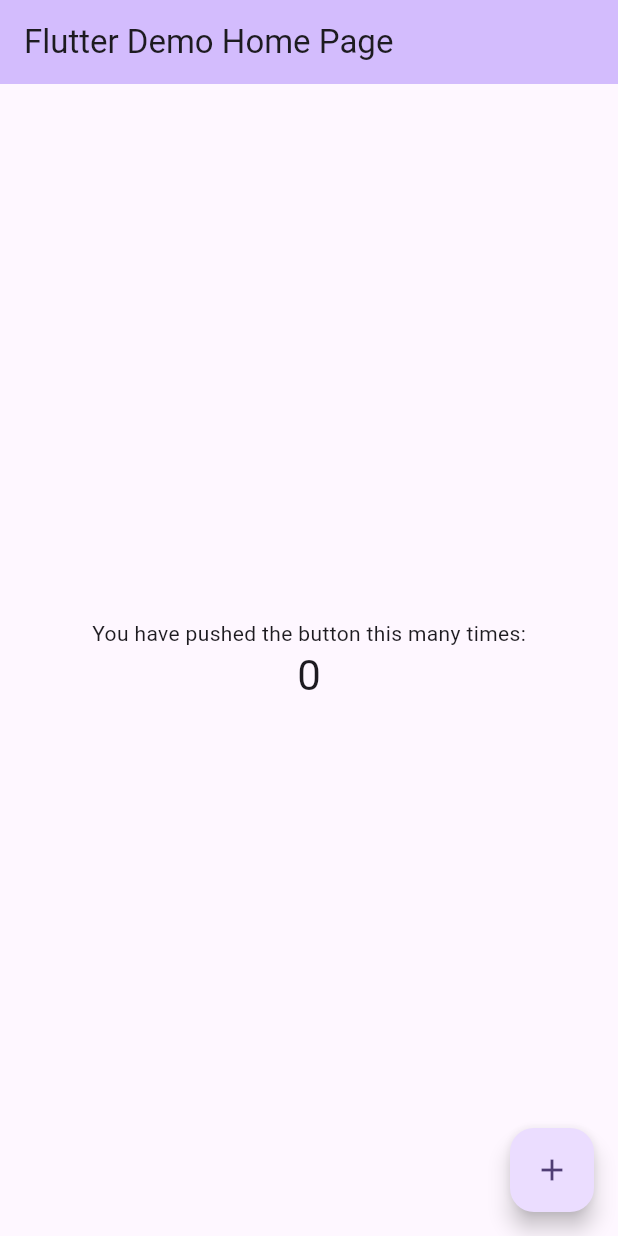
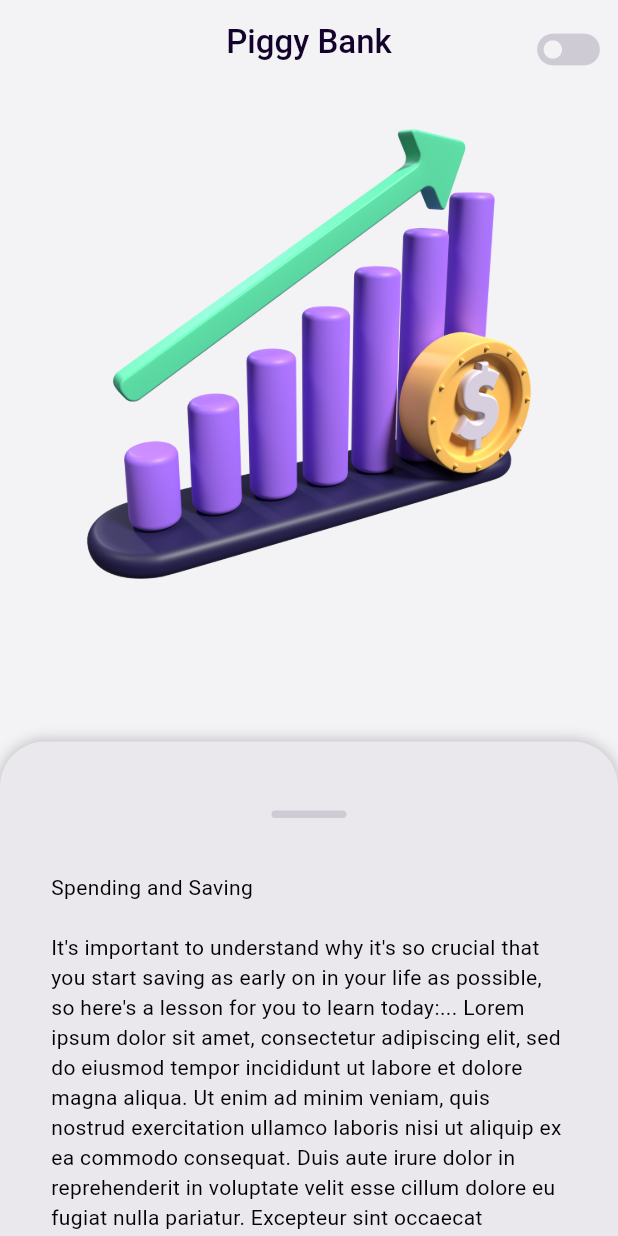
Before and after one commit to ohshuzanne/splitez, a Flutter app: the screen it shows after launch, on a phone screen of 412 x 824 dp. Run offline on Flutter 3.47's test engine with Material 3 defaults, Android fonts, the light colour scheme and no system bars; drawn by our look-alikes of sliding_up_panel; our stand-ins replace hexcolor.

Commit message:
-created app with light/dark mode, started work on piggy bank page ui

```diff
--- /dev/null
+++ b/devtools_options.yaml
@@ -0,0 +1 @@
+extensions:
--- /dev/null
+++ b/lib/components/panel_widget.dart
@@ -0,0 +1,64 @@
+import 'package:flutter/material.dart';
+import 'package:sliding_up_panel/sliding_up_panel.dart';
+
+class PanelWidget extends StatelessWidget {
+  final ScrollController controller;
+  final Color dragHandleColor;
+  final PanelController panelController;
+
+  const PanelWidget({
+    Key? key,
+    required this.controller,
+    required this.dragHandleColor,
+    required this.panelController,
+  }) : super(key: key);
+
+  @override
+  Widget build(BuildContext context) => ListView(
+        padding: EdgeInsets.all(10),
+        controller: controller,
+        children: <Widget>[
+          SizedBox(height: 36),
+          buildDragHandle(),
+          SizedBox(height: 36),
+          buildAboutText(),
+          SizedBox(height: 24),
+        ],
+      );
+  Widget buildDragHandle() => GestureDetector(
+        child: Center(
+          child: Container(
+            width: 50,
+            height: 5,
+            decoration: BoxDecoration(
+              color: dragHandleColor,
+              borderRadius: BorderRadius.circular(
+                10,
+              ),
+            ),
+          ),
+        ),
+        onTap: togglePanel,
+      );
+
+  void togglePanel() => panelController.isPanelOpen
+      ? panelController.close()
+      : panelController.open();
+
+  Widget buildAboutText() => Container(
+        padding: EdgeInsets.symmetric(horizontal: 24),
+        child: Column(
+          crossAxisAlignment: CrossAxisAlignment.start,
+          children: <Widget>[
+            Text("Spending and Saving"),
+            const SizedBox(height: 20),
+            Text(
+              "It's important to understand why it's so crucial that you start saving as early on in your life as possible, so here's a lesson for you to learn today:... Lorem ipsum dolor sit amet, consectetur adipiscing elit, sed do eiusmod tempor incididunt ut labore et dolore magna aliqua. Ut enim ad minim veniam, quis nostrud exercitation ullamco laboris nisi ut aliquip ex ea commodo consequat. Duis aute irure dolor in reprehenderit in voluptate velit esse cillum dolore eu fugiat nulla pariatur. Excepteur sint occaecat cupidatat non proident, sunt in culpa qui officia deserunt mollit anim id est laborum.",
+            ),
+            Text(
+              "It's important to understand why it's so crucial that you start saving as early on in your life as possible, so here's a lesson for you to learn today:... Lorem ipsum dolor sit amet, consectetur adipiscing elit, sed do eiusmod tempor incididunt ut labore et dolore magna aliqua. Ut enim ad minim veniam, quis nostrud exercitation ullamco laboris nisi ut aliquip ex ea commodo consequat. Duis aute irure dolor in reprehenderit in voluptate velit esse cillum dolore eu fugiat nulla pariatur. Excepteur sint occaecat cupidatat non proident, sunt in culpa qui officia deserunt mollit anim id est laborum.",
+            ),
+          ],
+        ),
+      );
+}
--- a/lib/main.dart
+++ b/lib/main.dart
@@ -1,7 +1,12 @@
 import 'package:flutter/material.dart';
+import 'package:splitez/pages/homepage.dart';
+import 'package:splitez/theme/theme.dart';
+import 'package:splitez/theme/theme_provider.dart';
+import 'package:provider/provider.dart';
 
 void main() {
-  runApp(const MyApp());
+  runApp(ChangeNotifierProvider(
+      create: (context) => ThemeProvider(), child: const MyApp()));
 }
 
 class MyApp extends StatelessWidget {
@@ -11,115 +16,9 @@
   @override
   Widget build(BuildContext context) {
     return MaterialApp(
-      title: 'Flutter Demo',
-      theme: ThemeData(
-        // This is the theme of your application.
-        //
-        // TRY THIS: Try running your application with "flutter run". You'll see
-        // the application has a purple toolbar. Then, without quitting the app,
-        // try changing the seedColor in the colorScheme below to Colors.green
-        // and then invoke "hot reload" (save your changes or press the "hot
-        // reload" button in a Flutter-supported IDE, or press "r" if you used
-        // the command line to start the app).
-        //
-        // Notice that the counter didn't reset back to zero; the application
-        // state is not lost during the reload. To reset the state, use hot
-        // restart instead.
-        //
-        // This works for code too, not just values: Most code changes can be
-        // tested with just a hot reload.
-        colorScheme: ColorScheme.fromSeed(seedColor: Colors.deepPurple),
-        useMaterial3: true,
-      ),
-      home: const MyHomePage(title: 'Flutter Demo Home Page'),
+      debugShowCheckedModeBanner: false,
+      home: HomePage(),
+      theme: Provider.of<ThemeProvider>(context).themeData,
     );
   }
 }
-
-class MyHomePage extends StatefulWidget {
-  const MyHomePage({super.key, required this.title});
-
-  // This widget is the home page of your application. It is stateful, meaning
-  // that it has a State object (defined below) that contains fields that affect
-  // how it looks.
-
-  // This class is the configuration for the state. It holds the values (in this
-  // case the title) provided by the parent (in this case the App widget) and
-  // used by the build method of the State. Fields in a Widget subclass are
-  // always marked "final".
-
-  final String title;
-
-  @override
-  State<MyHomePage> createState() => _MyHomePageState();
-}
-
-class _MyHomePageState extends State<MyHomePage> {
-  int _counter = 0;
-
-  void _incrementCounter() {
-    setState(() {
-      // This call to setState tells the Flutter framework that something has
-      // changed in this State, which causes it to rerun the build method below
-      // so that the display can reflect the updated values. If we changed
-      // _counter without calling setState(), then the build method would not be
-      // called again, and so nothing would appear to happen.
-      _counter++;
-    });
-  }
-
-  @override
-  Widget build(BuildContext context) {
-    // This method is rerun every time setState is called, for instance as done
-    // by the _incrementCounter method above.
-    //
-    // The Flutter framework has been optimized to make rerunning build methods
-    // fast, so that you can just rebuild anything that needs updating rather
-    // than having to individually change instances of widgets.
-    return Scaffold(
-      appBar: AppBar(
-        // TRY THIS: Try changing the color here to a specific color (to
-        // Colors.amber, perhaps?) and trigger a hot reload to see the AppBar
-        // change color while the other colors stay the same.
-        backgroundColor: Theme.of(context).colorScheme.inversePrimary,
-        // Here we take the value from the MyHomePage object that was created by
-        // the App.build method, and use it to set our appbar title.
-        title: Text(widget.title),
-      ),
-      body: Center(
-        // Center is a layout widget. It takes a single child and positions it
-        // in the middle of the parent.
-        child: Column(
-          // Column is also a layout widget. It takes a list of children and
-          // arranges them vertically. By default, it sizes itself to fit its
-          // children horizontally, and tries to be as tall as its parent.
-          //
-          // Column has various properties to control how it sizes itself and
-          // how it positions its children. Here we use mainAxisAlignment to
-          // center the children vertically; the main axis here is the vertical
-          // axis because Columns are vertical (the cross axis would be
-          // horizontal).
-          //
-          // TRY THIS: Invoke "debug painting" (choose the "Toggle Debug Paint"
-          // action in the IDE, or press "p" in the console), to see the
-          // wireframe for each widget.
-          mainAxisAlignment: MainAxisAlignment.center,
-          children: <Widget>[
-            const Text(
-              'You have pushed the button this many times:',
-            ),
-            Text(
-              '$_counter',
-              style: Theme.of(context).textTheme.headlineMedium,
-            ),
-          ],
-        ),
-      ),
-      floatingActionButton: FloatingActionButton(
-        onPressed: _incrementCounter,
-        tooltip: 'Increment',
-        child: const Icon(Icons.add),
-      ), // This trailing comma makes auto-formatting nicer for build methods.
-    );
-  }
-}
--- /dev/null
+++ b/lib/pages/homepage.dart
@@ -0,0 +1,107 @@
+import 'package:flutter/material.dart';
+import 'package:provider/provider.dart';
+import 'package:splitez/theme/theme_provider.dart';
+import 'package:splitez/utils/color.dart';
+import 'package:sliding_up_panel/sliding_up_panel.dart';
+import 'package:splitez/components/panel_widget.dart';
+
+class HomePage extends StatefulWidget {
+  const HomePage({super.key});
+
+  @override
+  State<HomePage> createState() => _HomePageState();
+}
+
+class _HomePageState extends State<HomePage> {
+  bool isToggled = false;
+  final panelController = PanelController();
+
+  @override
+  Widget build(BuildContext context) {
+    final panelHeightClosed = MediaQuery.of(context).size.height * 0.4;
+    final panelHeightOpen = MediaQuery.of(context).size.height * 0.8;
+
+    return Scaffold(
+      backgroundColor: Theme.of(context).colorScheme.background,
+
+      //Appbar
+      appBar: AppBar(
+        backgroundColor: Colors.transparent,
+        elevation: 0,
+        title: Text(
+          "Piggy Bank",
+          style: TextStyle(
+            color: Theme.of(context).colorScheme.onBackground,
+            fontWeight: FontWeight.w500,
+          ),
+        ),
+        centerTitle: true,
+        actions: <Widget>[
+          // Toggle button in the app bar
+          AnimatedSwitcher(
+            duration: Duration(
+              milliseconds: 150,
+            ),
+            transitionBuilder: (Widget child, Animation<double> animation) {
+              return ScaleTransition(scale: animation, child: child);
+            },
+            child: GestureDetector(
+              key: ValueKey<bool>(isToggled),
+              onTap: () {
+                setState(() {
+                  isToggled = !isToggled;
+                  Provider.of<ThemeProvider>(context, listen: false)
+                      .toggleTheme();
+                });
+              },
+              child: Container(
+                padding: EdgeInsets.all(8),
+                child: Icon(
+                  isToggled ? Icons.toggle_on : Icons.toggle_off,
+                  key: UniqueKey(),
+                  color: Theme.of(context).colorScheme.secondary,
+                  size: 50,
+                ),
+              ),
+            ),
+          ),
+        ],
+      ),
+
+      //panel
+      body: SlidingUpPanel(
+        controller: panelController,
+        borderRadius: BorderRadius.vertical(
+          top: Radius.circular(30),
+        ),
+        maxHeight: panelHeightOpen,
+        minHeight: panelHeightClosed,
+        color: Theme.of(context).colorScheme.primary,
+        body: SafeArea(
+          child: Center(
+            child: Column(
+              children: [
+                const SizedBox(height: 30),
+                Container(
+                  height: 300,
+                  width: 300,
+                  decoration: BoxDecoration(
+                    image: DecorationImage(
+                        image: AssetImage('lib/images/investment.png'),
+                        fit: BoxFit.cover),
+                  ),
+                ),
+                const SizedBox(height: 20),
+              ],
+            ),
+          ),
+        ),
+        panelBuilder: (controller) => PanelWidget(
+          controller: controller,
+          dragHandleColor: Theme.of(context).colorScheme.secondary,
+          panelController: panelController,
+        ),
+      ),
+    );
+  }
+}
--- /dev/null
+++ b/lib/theme/theme.dart
@@ -0,0 +1,22 @@
+import 'package:flutter/material.dart';
+import 'package:hexcolor/hexcolor.dart';
+
+ThemeData lightMode = ThemeData(
+  brightness: Brightness.light,
+  colorScheme: ColorScheme.light(
+    background: HexColor("#F3F2F4"),
+    primary: HexColor("#EAE7ED"),
+    secondary: HexColor("#CFCBD4"),
+    onBackground: HexColor("#13022B"),
+  ),
+);
+
+ThemeData darkMode = ThemeData(
+  brightness: Brightness.dark,
+  colorScheme: ColorScheme.dark(
+    background: HexColor("#13022B"),
+    primary: HexColor("#352847"),
+    secondary: HexColor("#5C5466"),
+    onBackground: HexColor("#F3F2F4"),
+  ),
+);
--- /dev/null
+++ b/lib/theme/theme_provider.dart
@@ -0,0 +1,20 @@
+import 'package:flutter/material.dart';
+import 'package:splitez/theme/theme.dart';
+
+class ThemeProvider with ChangeNotifier {
+  ThemeData _themeData = lightMode;
+  ThemeData get themeData => _themeData;
+
+  set themeData(ThemeData themeData) {
+    _themeData = themeData;
+    notifyListeners();
+  }
+
+  void toggleTheme() {
+    if (_themeData == lightMode) {
+      themeData = darkMode;
+    } else {
+      themeData = lightMode;
+    }
+  }
+}
--- /dev/null
+++ b/lib/utils/color.dart
@@ -0,0 +1,6 @@
+import 'package:flutter/material.dart';
+import 'package:hexcolor/hexcolor.dart';
+
+const featurePurple = Color(0xff7024DD);
+const featureYellow = Color(0xffF8BE67);
+const backgroundLight = Color(0xffF3F2F4);
```
Also changed, not shown: pubspec.yaml (+6 -4 lines), lib/images/billsdark.png (added), lib/images/billslight.png (added), lib/images/dollarbill.png (added), lib/images/investment.png (added), lib/images/savemoney.png (added), pubspec.lock.
